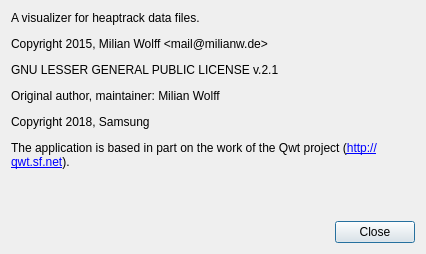
Old version of the form src/analyze/gui/aboutdialog.ui in the repository catskul/tizen-heaptrack.
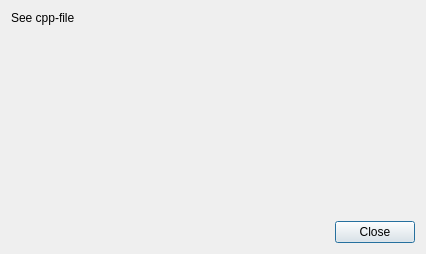
New version of the form.

Commit message: about dialog corrected, application icon added (Windows)

Patch:
```diff
--- a/src/analyze/gui/aboutdialog.ui
+++ b/src/analyze/gui/aboutdialog.ui
@@ -26,7 +26,7 @@
    <item>
     <widget class="QLabel" name="label">
      <property name="text">
-      <string>&lt;html&gt;&lt;head/&gt;&lt;body&gt;&lt;p&gt;A visualizer for heaptrack data files.&lt;/p&gt;&lt;p&gt;Copyright 2015, Milian Wolff &amp;lt;mail@milianw.de&amp;gt;&lt;/p&gt;&lt;p&gt;GNU LESSER GENERAL PUBLIC LICENSE v.2.1&lt;/p&gt;&lt;p&gt;Original author, maintainer: Milian Wolff&lt;/p&gt;&lt;p&gt;Copyright 2018, Samsung&lt;/p&gt;&lt;p&gt;The application is based in part on the work of the Qwt project (&lt;a href=&quot;http://qwt.sf.net&quot;&gt;&lt;span style=&quot; text-decoration: underline; color:#0000ff;&quot;&gt;http://qwt.sf.net&lt;/span&gt;&lt;/a&gt;).&lt;/p&gt;&lt;/body&gt;&lt;/html&gt;</string>
+      <string>&lt;html&gt;&lt;head/&gt;&lt;body&gt;&lt;p&gt;See cpp-file&lt;/p&gt;&lt;/body&gt;&lt;/html&gt;</string>
      </property>
      <property name="alignment">
       <set>Qt::AlignLeading|Qt::AlignLeft|Qt::AlignTop</set>
```
Left out of the diff: 2 changed lines with no effect on the pictures. The commit also changes 4 other files.
